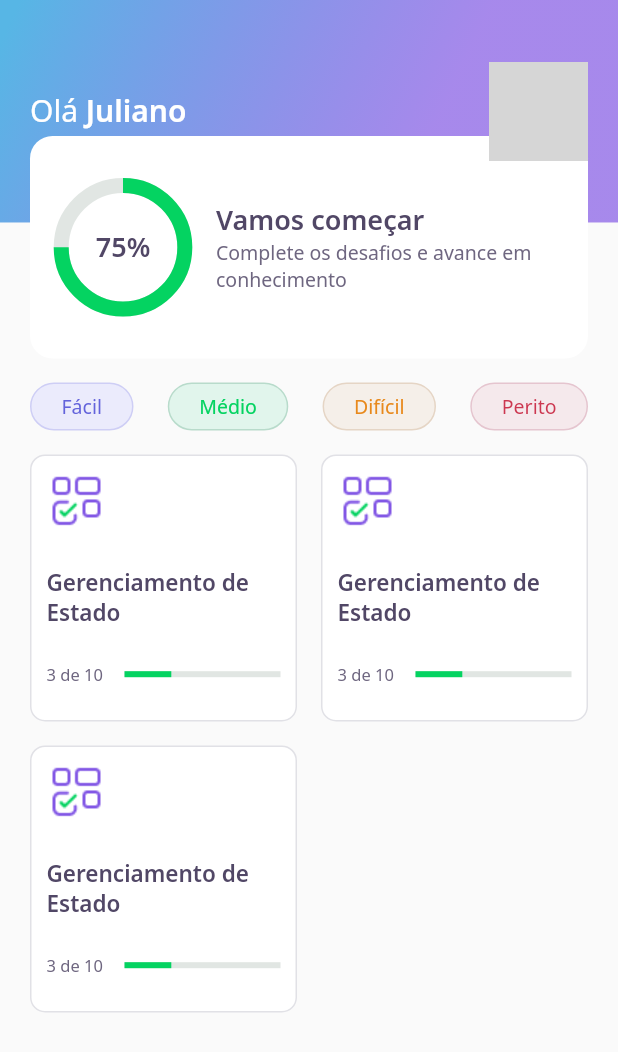
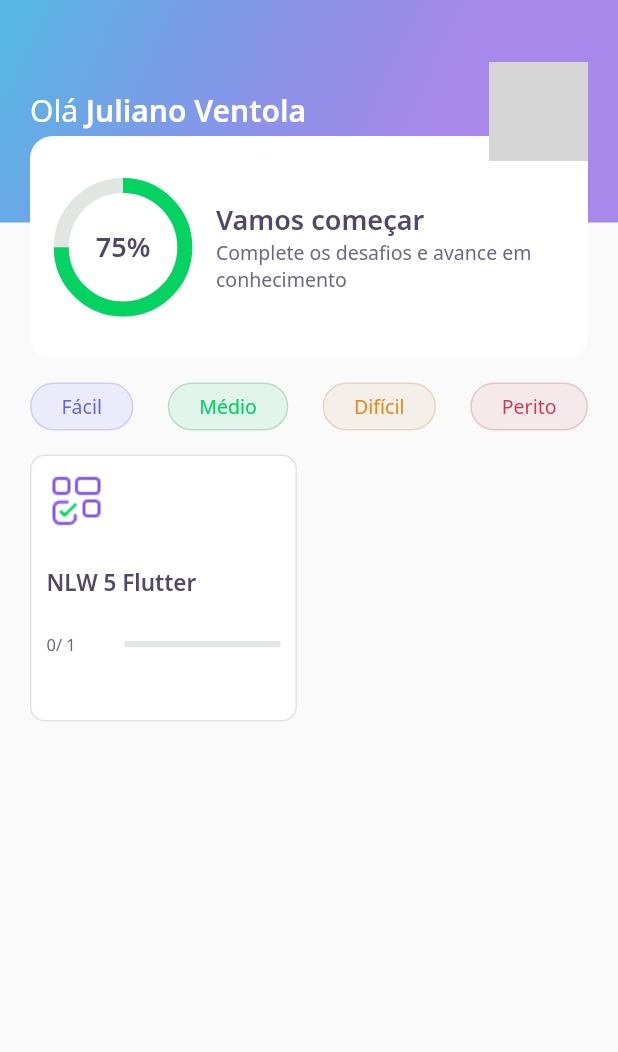
Before and after one commit to julianoventola/DevQuiz-NLW5, a Flutter app: the HomePage screen opened directly, on a phone screen of 412 x 824 dp. Shown: the top 1052 px of the screen. Run offline on Flutter 3.47's test engine with Material 2 defaults, Android fonts, the phone set to English and light mode, and no system bars; our stand-ins replace google_fonts; accounts and stored records are empty; network calls fail; grey boxes are pictures that could not be loaded.

Commit message:
feat: state manager usiing Notifier and quiz scree

```diff
--- /dev/null
+++ b/database/user.json
@@ -0,0 +1,5 @@
+{
+  "name": "Juliano Ventola",
+  "score": 75,
+  "photoUrl": "https://avatars.githubusercontent.com/u/28475558?v=4"
+}
--- a/lib/core/app_widget.dart
+++ b/lib/core/app_widget.dart
@@ -8,7 +8,7 @@ class AppWidget extends StatelessWidget {
     return MaterialApp(
       debugShowCheckedModeBanner: false,
       title: "DevQuiz",
-      home: ChallengePage(),
+      home: HomePage(),
     );
   }
 }
--- /dev/null
+++ b/lib/home/home_controller.dart
@@ -0,0 +1,32 @@
+import 'package:devquiz/core/app_images.dart';
+import 'package:devquiz/home/home_repository.dart';
+import 'package:devquiz/home/home_state.dart';
+import 'package:devquiz/shared/models/answer_model.dart';
+import 'package:devquiz/shared/models/question_model.dart';
+import 'package:devquiz/shared/models/quiz_model.dart';
+import 'package:devquiz/shared/models/user_model.dart';
+import 'package:flutter/foundation.dart';
+
+class HomeController {
+  ValueNotifier<HomeState> stateNotifier =
+      ValueNotifier<HomeState>(HomeState.empty);
+  set state(HomeState state) => stateNotifier.value = state;
+  HomeState get state => stateNotifier.value;
+
+  UserModel? user;
+  List<QuizModel>? quizzes;
+
+  final repository = HomeRepository();
+
+  void getUser() async {
+    state = HomeState.loading;
+    user = await repository.getUsers();
+    state = HomeState.sucess;
+  }
+
+  void getQuizzes() async {
+    state = HomeState.loading;
+    quizzes = await repository.getQuizzes();
+    state = HomeState.sucess;
+  }
+}
--- a/lib/home/home_page.dart
+++ b/lib/home/home_page.dart
@@ -1,3 +1,6 @@
+import 'package:devquiz/core/core.dart';
+import 'package:devquiz/home/home_controller.dart';
+import 'package:devquiz/home/home_state.dart';
 import 'package:devquiz/home/widgets/level_button/level_button_widget.dart';
 import 'package:devquiz/home/widgets/quiz_card/quiz_card_widget.dart';
 import 'package:flutter/material.dart';
@@ -12,10 +15,26 @@ class HomePage extends StatefulWidget {
 }
 
 class _HomePageState extends State<HomePage> {
+  final controller = HomeController();
+
+  @override
+  void initState() {
+    super.initState();
+    controller.getUser();
+    controller.getQuizzes();
+    controller.stateNotifier.addListener(() {
+      setState(() {});
+    });
+  }
+
   @override
   Widget build(BuildContext context) {
+    if (controller.state == HomeState.sucess) {
       return Scaffold(
-      appBar: AppBarWidget(context),
+        appBar: AppBarWidget(
+          context: context,
+          user: controller.user!,
+        ),
         body: Padding(
           padding: EdgeInsets.symmetric(horizontal: 20),
           child: Column(
@@ -45,16 +64,28 @@ class _HomePageState extends State<HomePage> {
                   crossAxisSpacing: 16,
                   mainAxisSpacing: 16,
                   crossAxisCount: 2,
-                children: [
-                  QuizCardWidget(),
-                  QuizCardWidget(),
-                  QuizCardWidget()
-                ],
+                  children: controller.quizzes!.map((quiz) {
+                    return QuizCardWidget(
+                      title: quiz.title,
+                      percent: quiz.questionAnswered / quiz.questions.length,
+                      completed:
+                          '${quiz.questionAnswered}/ ${quiz.questions.length}',
+                    );
+                  }).toList(),
                 ),
               ),
             ],
           ),
         ),
       );
+    } else {
+      return Scaffold(
+        body: Center(
+          child: CircularProgressIndicator(
+            valueColor: AlwaysStoppedAnimation<Color>(AppColors.darkGreen),
+          ),
+        ),
+      );
     }
   }
+}
--- /dev/null
+++ b/lib/home/home_state.dart
@@ -0,0 +1,6 @@
+enum HomeState {
+  sucess,
+  loading,
+  error,
+  empty,
+}
--- a/lib/home/widgets/appbar/appbar_widget.dart
+++ b/lib/home/widgets/appbar/appbar_widget.dart
@@ -1,10 +1,12 @@
 import 'package:devquiz/core/app_gradients.dart';
 import 'package:devquiz/core/app_text_styles.dart';
 import 'package:devquiz/home/widgets/score_card/score_card_widget.dart';
+import 'package:devquiz/shared/models/user_model.dart';
 import 'package:flutter/cupertino.dart';
 
 class AppBarWidget extends PreferredSize {
-  AppBarWidget(context)
+  final UserModel user;
+  AppBarWidget({required context, required this.user})
       : super(
           preferredSize: Size.fromHeight(MediaQuery.of(context).padding.top +
               MediaQuery.of(context).size.height * 0.08 +
@@ -30,7 +32,7 @@ class AppBarWidget extends PreferredSize {
                             style: AppTextStyles.title,
                             children: [
                               TextSpan(
-                                text: 'Juliano',
+                                text: user.name,
                                 style: AppTextStyles.titleBold,
                               ),
                             ]),
@@ -43,7 +45,7 @@ class AppBarWidget extends PreferredSize {
                           image: DecorationImage(
                             fit: BoxFit.fill,
                             image: NetworkImage(
-                              'https://avatars.githubusercontent.com/u/28475558?v=4',
+                              user.photoUrl,
                             ),
                           ),
                         ),
--- a/lib/home/widgets/quiz_card/quiz_card_widget.dart
+++ b/lib/home/widgets/quiz_card/quiz_card_widget.dart
@@ -5,7 +5,16 @@ import 'package:devquiz/shared/widgets/progress_indicator.dart';
 import 'package:flutter/material.dart';
 
 class QuizCardWidget extends StatelessWidget {
-  const QuizCardWidget({Key? key}) : super(key: key);
+  final String title;
+  final String completed;
+  final double percent;
+
+  const QuizCardWidget({
+    Key? key,
+    required this.title,
+    required this.completed,
+    this.percent = 0,
+  }) : super(key: key);
 
   @override
   Widget build(BuildContext context) {
@@ -30,7 +39,7 @@ class QuizCardWidget extends StatelessWidget {
             height: 24,
           ),
           Text(
-            'Gerenciamento de Estado',
+            title,
             style: AppTextStyles.heading15,
           ),
           SizedBox(
@@ -41,14 +50,14 @@ class QuizCardWidget extends StatelessWidget {
               Expanded(
                 flex: 1,
                 child: Text(
-                  '3 de 10',
+                  completed,
                   style: AppTextStyles.body11,
                 ),
               ),
               Expanded(
                 flex: 2,
                 child: ProgressIndicatorWidget(
-                  value: 0.3,
+                  value: percent,
                 ),
               )
             ],
--- /dev/null
+++ b/lib/shared/models/quiz_model.dart
@@ -0,0 +1,65 @@
+import 'dart:convert';
+
+import 'package:devquiz/shared/models/question_model.dart';
+
+enum Level { facil, medio, dificil, perito }
+
+extension LevelStringExt on String {
+  Level get levelparse => {
+        "facil": Level.facil,
+        "medio": Level.medio,
+        "dificil": Level.dificil,
+        "perito": Level.perito
+      }[this]!;
+}
+
+extension LevelExt on Level {
+  String get parse => {
+        Level.facil: "facil",
+        Level.medio: "medio",
+        Level.dificil: "dificil",
+        Level.perito: "perito"
+      }[this]!;
+}
+
+class QuizModel {
+  final String title;
+  final List<QuestionModel> questions;
+  final int questionAnswered;
+  final String? image;
+  final Level level;
+
+  QuizModel({
+    required this.image,
+    required this.level,
+    this.questionAnswered = 0,
+    required this.title,
+    required this.questions,
+  });
+
+  Map<String, dynamic> toMap() {
+    return {
+      'title': title,
+      'questions': questions.map((x) => x.toMap()).toList(),
+      'questionAnswered': questionAnswered,
+      'image': image,
+      'level': level.parse,
+    };
+  }
+
+  factory QuizModel.fromMap(Map<String, dynamic> map) {
+    return QuizModel(
+      title: map['title'],
+      questions: List<QuestionModel>.from(
+          map['questions']?.map((x) => QuestionModel.fromMap(x))),
+      questionAnswered: map['questionAnswered'],
+      image: map['image'],
+      level: map['level'].toString().levelparse,
+    );
+  }
+
+  String toJson() => json.encode(toMap());
+
+  factory QuizModel.fromJson(String source) =>
+      QuizModel.fromMap(json.decode(source));
+}
--- /dev/null
+++ b/lib/shared/models/user_model.dart
@@ -0,0 +1,34 @@
+import 'dart:convert';
+
+class UserModel {
+  final String name;
+  final String photoUrl;
+  final int score;
+
+  UserModel({
+    required this.name,
+    required this.photoUrl,
+    this.score = 0,
+  });
+
+  Map<String, dynamic> toMap() {
+    return {
+      'name': name,
+      'photoUrl': photoUrl,
+      'score': score,
+    };
+  }
+
+  factory UserModel.fromMap(Map<String, dynamic> map) {
+    return UserModel(
+      name: map['name'],
+      photoUrl: map['photoUrl'],
+      score: map['score'],
+    );
+  }
+
+  String toJson() => json.encode(toMap());
+
+  factory UserModel.fromJson(String source) =>
+      UserModel.fromMap(json.decode(source));
+}
--- a/pubspec.yaml
+++ b/pubspec.yaml
@@ -46,6 +46,7 @@ flutter:
   # To add assets to your application, add an assets section, like this:
   assets:
     - assets/images/
+    - database/
   #   - images/a_dot_ham.jpeg
 
   # An image asset can refer to one or more resolution-specific "variants", see
```
Also changed, not shown: database/quizzes.json (added, +31 -0 lines), lib/home/home_repository.dart (added, +20 -0 lines), lib/shared/models/answer_model.dart (added, +30 -0 lines), lib/shared/models/question_model.dart (added, +31 -0 lines). Lines whose indentation alone changed are shown as unchanged.
